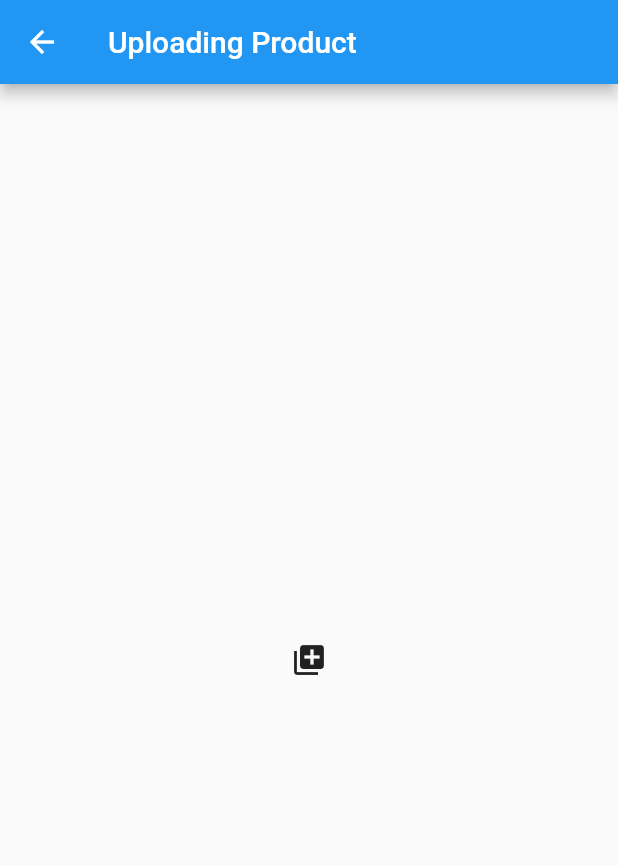
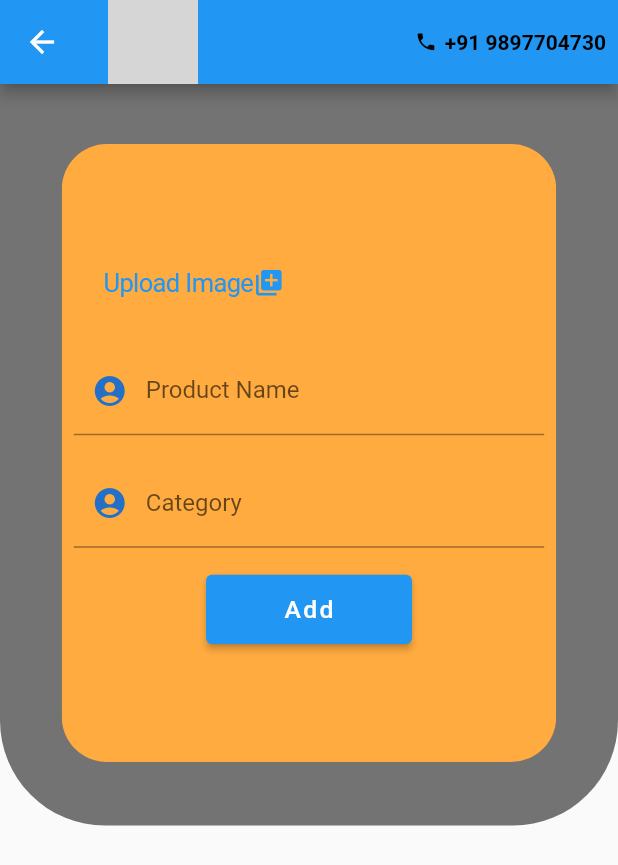
Before and after one commit to GitFromGeeks/E-Catalog, a Flutter app: the Addproduct screen opened by its route, on a phone screen of 412 x 824 dp. Shown: the top 865 px of the screen. Run offline on Flutter 3.47's test engine with Material 2 defaults, Android fonts, the phone set to English and light mode, and no system bars; our stand-ins replace carousel_slider, cloud_firestore, firebase_core, google_fonts; missing offline and left inert: firebase, image_picker_web, maps_launcher, mime_type; accounts and stored records are empty; grey boxes are pictures that could not be loaded.

Commit message:
update 18 aug

```diff
--- a/lib/screens/add_product.dart
+++ b/lib/screens/add_product.dart
@@ -1,8 +1,11 @@
+import 'package:flutter/cupertino.dart';
+import 'package:flutter/foundation.dart';
 import 'package:flutter/material.dart';
 import 'package:firebase/firebase.dart' as fb;
 import 'package:image_picker_web/image_picker_web.dart';
 import 'package:mime_type/mime_type.dart';
 import 'package:path/path.dart' as path;
+import '../utils/database.dart';
 
 class Addproduct extends StatefulWidget {
   @override
@@ -10,6 +13,9 @@ class Addproduct extends StatefulWidget {
 }
 
 class _AddproductState extends State<Addproduct> {
+  final TextEditingController nameController = new TextEditingController();
+  final TextEditingController categoryController = new TextEditingController();
+
   MediaInfo? pickedImage;
   MediaInfo? imageFile;
 
@@ -28,11 +34,19 @@ class _AddproductState extends State<Addproduct> {
       setState(() {
         pickedImage = imageFile;
       });
-      final Uri imgUrl = await uploadImageToFirebase(imageFile);
-      setState(() {
-        imageUrl = imgUrl;
-      });
     }
+  }
+
+  _addProductToFirebase(MediaInfo info, String name, category) async {
+    final Uri imgUrl = await uploadImageToFirebase(info);
+    _firestoredb(imgUrl.toString(), name, category);
+    setState(() {
+      imageUrl = imgUrl;
+    });
+  }
+
+  _firestoredb(String img, name, category) {
+    Database.addItem(image: img, name: name, category: category);
   }
 
   static Future<Uri> uploadImageToFirebase(MediaInfo info) async {
@@ -46,7 +60,7 @@ class _AddproductState extends State<Addproduct> {
         .storage()
         .refFromURL("gs://mtenterprises-b8a20.appspot.com")
         .child(
-            "images/images_${DateTime.now().microsecondsSinceEpoch}.${extension}");
+            "images/images_${DateTime.now().microsecondsSinceEpoch}.$extension");
     fb.UploadTask uploadTask = ref.put(info.data, metadata);
     fb.UploadTaskSnapshot taskSnapshot = await uploadTask.future;
     // final Uri imgurl = await taskSnapshot.ref.getDownloadURL();
@@ -57,15 +71,187 @@ class _AddproductState extends State<Addproduct> {
   Widget build(BuildContext context) {
     return Scaffold(
       appBar: AppBar(
-        title: Text("Uploading Product"),
+        title: SingleChildScrollView(
+          scrollDirection: Axis.horizontal,
+          child: Image(
+            image: AssetImage('mt.png'),
+            height: 60.0,
+            width: 60.0,
+          ),
+        ),
+        actions: [
+          Padding(
+            padding: EdgeInsets.all(8.0),
+            child: Row(
+              children: [
+                MediaQuery.of(context).size.width >= 500.0
+                    ? Row(
+                        children: [
+                          Icon(Icons.mail, size: 15.0, color: Colors.black),
+                          Padding(padding: EdgeInsets.only(left: 5.0)),
+                          Text(
+                            "info@mtenterprises.in",
+                            style: TextStyle(
+                                fontWeight: FontWeight.bold,
+                                color: Colors.black),
+                          ),
+                          Padding(padding: EdgeInsets.only(left: 5.0)),
+                        ],
+                      )
+                    : Text(" "),
+                Icon(Icons.phone, size: 15.0, color: Colors.black),
+                Padding(padding: EdgeInsets.only(left: 5.0)),
+                Text(
+                  "+91 9897704730",
+                  style: TextStyle(
+                    fontWeight: FontWeight.bold,
+                    color: Colors.black,
+                  ),
+                ),
+              ],
+            ),
+          )
+        ],
       ),
-      body: Center(
-        child: IconButton(
-          onPressed: () {
-            pickImageFromGallery();
-          },
-          icon: Icon(Icons.library_add),
+      body: Stack(
+        children: <Widget>[
+          Container(
+            height: MediaQuery.of(context).size.height * 0.6,
+            width: MediaQuery.of(context).size.width,
+            child: Container(
+              decoration: BoxDecoration(
+                color: Colors.black54,
+                // color: Color(0xff2470c7),
+                borderRadius: BorderRadius.only(
+                  bottomLeft: const Radius.circular(70),
+                  bottomRight: const Radius.circular(70),
+                ),
+              ),
+            ),
+          ),
+          SingleChildScrollView(
+            child: Form(
+              child: Column(
+                mainAxisAlignment: MainAxisAlignment.center,
+                children: <Widget>[
+                  Padding(padding: EdgeInsets.only(top: 40.0)),
+                  _buildContainer(),
+                ],
+              ),
+            ),
+          ),
+        ],
+      ),
+    );
+  }
+
+  Widget _addButton() {
+    return Row(
+      mainAxisAlignment: MainAxisAlignment.center,
+      children: [
+        Container(
+          height: 1.4 * ((MediaQuery.of(context).size.height) / 25),
+          width: 5 * ((MediaQuery.of(context).size.width) / 15),
+          margin: EdgeInsets.only(top: 10, bottom: 20),
+          child: ElevatedButton(
+            child: Text(
+              "Add",
+              style: TextStyle(
+                color: Colors.white,
+                letterSpacing: 1.5,
+                fontSize: MediaQuery.of(context).size.height / 50,
+              ),
+            ),
+            onPressed: () {
+              _addProductToFirebase(pickedImage ?? MediaInfo(),
+                  nameController.text, categoryController.text);
+              Navigator.pop(context);
+            },
+          ),
+        )
+      ],
+    );
+  }
+
+  final snackBar = SnackBar(
+      content: Text("opps. Something went wrong!",
+          style: TextStyle(color: Colors.red)));
+
+  Widget _buildContainer() {
+    return Row(
+      mainAxisAlignment: MainAxisAlignment.center,
+      children: <Widget>[
+        ClipRRect(
+          borderRadius: BorderRadius.all(
+            Radius.circular(30),
+          ),
+          child: Container(
+            height: MediaQuery.of(context).size.height * 0.5,
+            width: MediaQuery.of(context).size.width * 0.8,
+            decoration: BoxDecoration(
+              color: Colors.orangeAccent,
+            ),
+            child: Column(
+              mainAxisAlignment: MainAxisAlignment.center,
+              crossAxisAlignment: CrossAxisAlignment.center,
+              children: <Widget>[
+                _imagepicker(),
+                _name(),
+                _category(),
+                _addButton(),
+              ],
+            ),
+          ),
         ),
+      ],
+    );
+  }
+
+  Widget _name() {
+    return Padding(
+      padding: EdgeInsets.all(8),
+      child: TextFormField(
+        controller: nameController,
+        keyboardType: TextInputType.name,
+        decoration: InputDecoration(
+            prefixIcon: Icon(
+              Icons.account_circle,
+              color: Color(0xff2470c7),
+            ),
+            labelText: "Product Name"),
+      ),
+    );
+  }
+
+  Widget _category() {
+    return Padding(
+      padding: EdgeInsets.all(8),
+      child: TextFormField(
+        controller: categoryController,
+        keyboardType: TextInputType.name,
+        decoration: InputDecoration(
+            prefixIcon: Icon(
+              Icons.account_circle,
+              color: Color(0xff2470c7),
+            ),
+            labelText: "Category"),
+      ),
+    );
+  }
+
+  Widget _imagepicker() {
+    return Padding(
+      padding: EdgeInsets.all(8),
+      child: CupertinoButton(
+        child: Row(
+          children: [
+            Text("Upload Image"),
+            Icon(Icons.library_add),
+          ],
+        ),
+        onPressed: () {
+          pickImageFromGallery();
+        },
       ),
     );
   }
--- /dev/null
+++ b/lib/utils/database.dart
@@ -0,0 +1,35 @@
+import 'package:cloud_firestore/cloud_firestore.dart';
+
+final FirebaseFirestore _firestore = FirebaseFirestore.instance;
+final CollectionReference _mainCollection = _firestore.collection("catelog");
+
+class Database {
+//Add Product
+
+  static Future<void> addItem({
+    required String image,
+    required String name,
+    required String category,
+  }) async {
+    DocumentReference documentReference =
+        _mainCollection.doc("mtEnterprises").collection("catalog").doc();
+
+    Map<String, dynamic> data = <String, dynamic>{
+      'image': image,
+      'name': name,
+      'category': category,
+    };
+
+    await documentReference
+        .set(data)
+        .whenComplete(() => print("Product Added  ------------"))
+        .catchError((e) => print(e));
+  }
+
+// Read Product
+  static Stream<QuerySnapshot> readItem() {
+    CollectionReference notesItemCollection =
+        _mainCollection.doc("mtEnterprises").collection("catelog");
+    return notesItemCollection.snapshots();
+  }
+}
--- a/pubspec.yaml
+++ b/pubspec.yaml
@@ -32,6 +32,7 @@ dependencies:
   # firebase_storage_web: ^3.0.0
   image_picker_web: ^2.0.3+1
   mime_type: ^1.0.0
+  cloud_firestore: ^2.4.0
 
 
   # The following adds the Cupertino Icons font to your application.
```
Also changed, not shown: lib/screens/dashboard.dart (+40 -41 lines), pubspec.lock, 1 other file.
